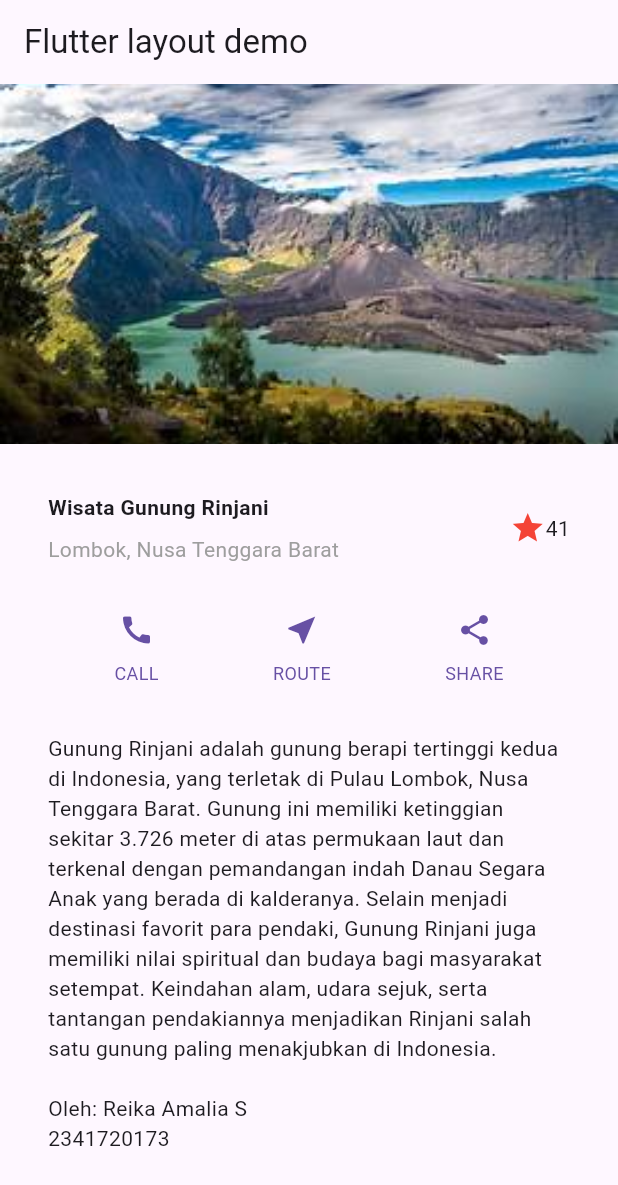
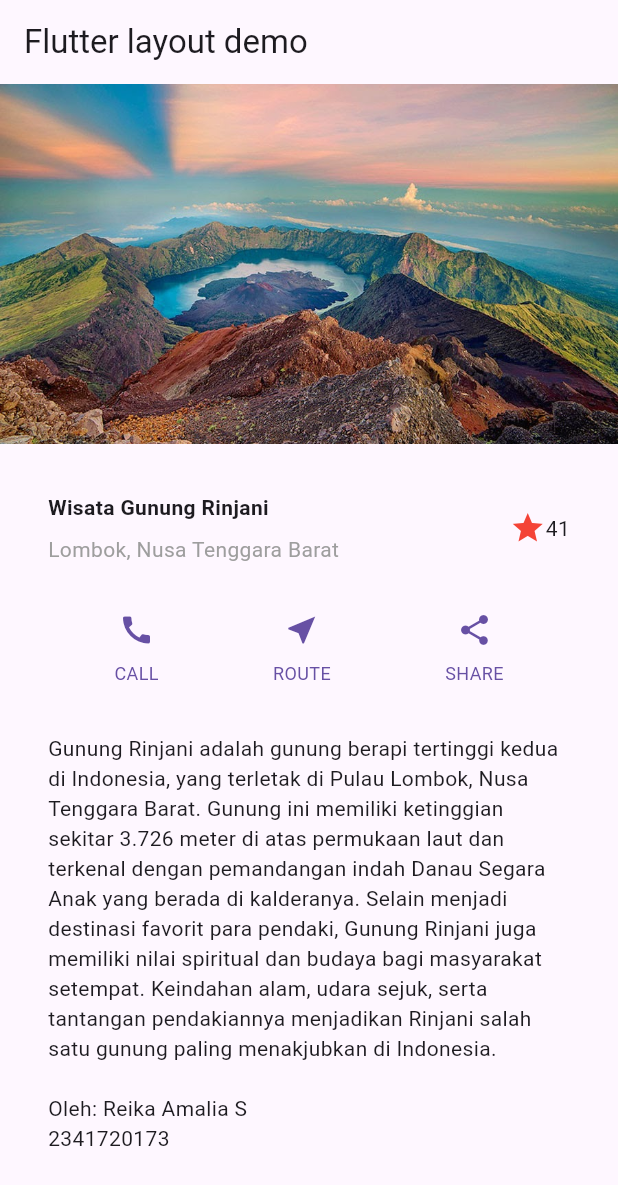
Before and after one commit to ReikaAmalia/PEMROGRAMAN_MOBILE, a Flutter app: the screen it shows after launch, on a phone screen of 412 x 824 dp. Shown: the top 1185 px of the screen. Run offline on Flutter 3.47's test engine with Material 3 defaults, Android fonts, the light colour scheme and no system bars.

Commit message:
praktikum 6 (praktikum 4)

```diff
--- a/PERTEMUAN 6/layout_flutter/lib/main.dart
+++ b/PERTEMUAN 6/layout_flutter/lib/main.dart
@@ -99,7 +99,7 @@ class MyApp extends StatelessWidget {
         body: ListView(
           children: [
             Image.asset(
-              'image/RINJANI.jpeg',
+              'image/Rinjani2.jpg',
               width: 600,
               height: 240,
               fit: BoxFit.cover,
--- a/PERTEMUAN 6/layout_flutter/pubspec.yaml
+++ b/PERTEMUAN 6/layout_flutter/pubspec.yaml
@@ -53,13 +53,12 @@ dev_dependencies:
 flutter:
     uses-material-design: true
     assets:
-      - image/RINJANI.jpeg
+      - image/Rinjani2.jpg
 
 
   # The following line ensures that the Material Icons font is
   # included with your application, so that you can use the icons in
   # the material Icons class.
-  uses-material-design: true
 
   # To add assets to your application, add an assets section, like this:
   # assets:
```
Also changed, not shown: PERTEMUAN 6/layout_flutter/image/RINJANI.jpeg (deleted), PERTEMUAN 6/layout_flutter/image/Rinjani2.jpg (added), PERTEMUAN 6/layout_flutter/image/mobile.6.4.png (added), 1 other file.
